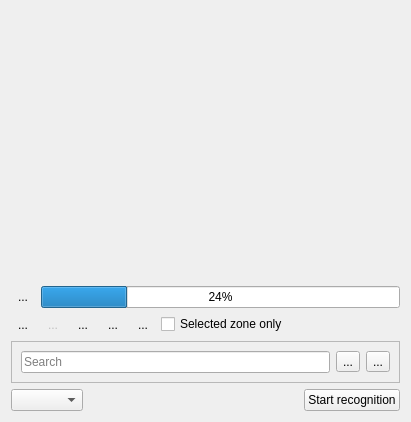
The window that src/ui/textbasededit_ui.ui (KDE/kdenlive) describes before a commit, drawn with Qt 5.
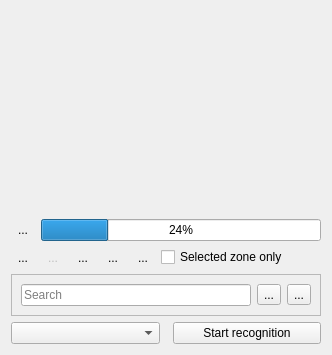
The same window after the commit. Icons and pictures are not drawn. Custom widgets are drawn as their Qt base class.

Commit message: Fix language model combobox too small. BUG: 465787 FIXED-IN: 22.12.3

What changed in the file:
```diff
--- a/src/ui/textbasededit_ui.ui
+++ b/src/ui/textbasededit_ui.ui
@@ -10,10 +10,16 @@
    <rect>
     <x>0</x>
     <y>0</y>
-    <width>411</width>
-    <height>422</height>
+    <width>332</width>
+    <height>355</height>
    </rect>
   </property>
+  <property name="sizePolicy">
+   <sizepolicy hsizetype="MinimumExpanding" vsizetype="Preferred">
+    <horstretch>0</horstretch>
+    <verstretch>0</verstretch>
+   </sizepolicy>
+  </property>
   <layout class="QGridLayout" name="gridLayout_2">
    <item row="0" column="0">
     <widget class="KSqueezedTextLabel" name="clipNameLabel"/>
@@ -124,19 +130,17 @@
    <item row="6" column="0">
     <layout class="QHBoxLayout" name="horizontalLayout_2">
      <item>
-      <widget class="QComboBox" name="language_box"/>
+      <widget class="QComboBox" name="language_box">
+       <property name="sizeAdjustPolicy">
+        <enum>QComboBox::AdjustToContents</enum>
+       </property>
+      </widget>
      </item>
      <item>
       <spacer name="horizontalSpacer">
        <property name="orientation">
         <enum>Qt::Horizontal</enum>
        </property>
-       <property name="sizeHint" stdset="0">
-        <size>
-         <width>250</width>
-         <height>20</height>
-        </size>
-       </property>
       </spacer>
      </item>
      <item>
@@ -176,8 +180,8 @@
         </property>
         <property name="sizeHint" stdset="0">
          <size>
-          <width>244</width>
-          <height>20</height>
+          <width>0</width>
+          <height>0</height>
          </size>
         </property>
        </spacer>
```
Left out of the diff: 9 changed lines with no effect on the pictures. The commit also changes 3 other files.
